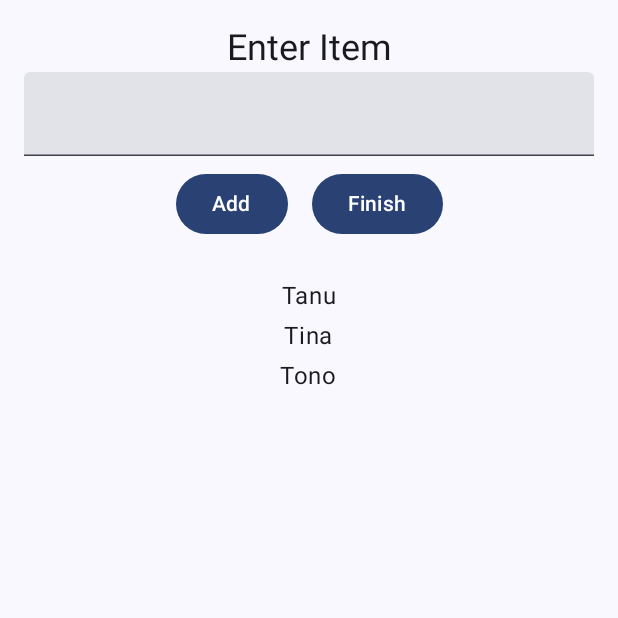
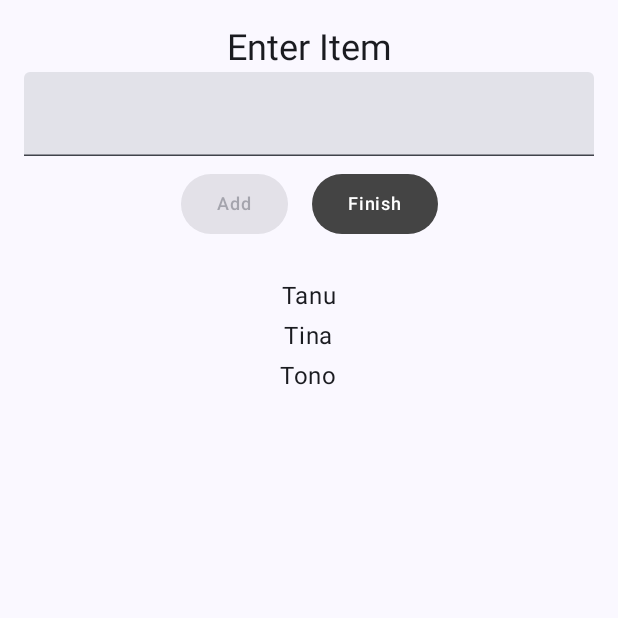
Before and after one commit to felixoctanielte/LAB_WEEK_09, an Android app built with Jetpack Compose: the screen it shows after launch (MainActivity), on a phone screen of 412 x 824 dp, the top half of it. Run offline under Robolectric (Android 15) with nearby library versions, the phone set to English and light mode, and no system bars.

Commit message:
tugas done

```diff
--- a/app/src/main/java/com/example/lab_week_09/MainActivity.kt
+++ b/app/src/main/java/com/example/lab_week_09/MainActivity.kt
@@ -10,7 +10,6 @@ import androidx.compose.material3.*
 import androidx.compose.runtime.*
 import androidx.compose.ui.Alignment
 import androidx.compose.ui.Modifier
-import androidx.compose.ui.res.stringResource
 import androidx.compose.foundation.text.KeyboardOptions
 import androidx.compose.ui.text.input.KeyboardType
 import androidx.compose.ui.tooling.preview.Preview
@@ -19,23 +18,16 @@ import androidx.navigation.NavType
 import androidx.navigation.compose.*
 import com.example.lab_week_09.ui.theme.LAB_WEEK_09Theme
 import androidx.compose.runtime.snapshots.SnapshotStateList
-import androidx.navigation.compose.NavHost
-import androidx.navigation.compose.composable
-import androidx.navigation.compose.rememberNavController
 import androidx.navigation.NavHostController
+import androidx.navigation.navArgument
+import androidx.compose.ui.graphics.Color
 
-import androidx.navigation.navArgument
 
-// --------------------------------------------------------
-// DATA MODEL
-// --------------------------------------------------------
 data class Student(
     var name: String
 )
 
-// --------------------------------------------------------
-// MAIN ACTIVITY
-// --------------------------------------------------------
+
 class MainActivity : ComponentActivity() {
     override fun onCreate(savedInstanceState: Bundle?) {
         super.onCreate(savedInstanceState)
@@ -53,9 +45,7 @@ class MainActivity : ComponentActivity() {
     }
 }
 
-// --------------------------------------------------------
-// APP ROOT + NAVIGATION HOST
-// --------------------------------------------------------
+
 @Composable
 fun App(navController: NavHostController) {
 
@@ -66,24 +56,23 @@ fun App(navController: NavHostController) {
 
         composable("home") {
             Home { listAsString ->
-                navController.navigate("resultContent/?listData=$listAsString")
+                navController.navigate("resultContent?listData=$listAsString")
             }
         }
 
         composable(
-            "resultContent/?listData={listData}",
+            "resultContent?listData={listData}",
             arguments = listOf(navArgument("listData") {
+                defaultValue = ""
                 type = NavType.StringType
             })
-        ) {
-            ResultContent(it.arguments?.getString("listData").orEmpty())
+        ) { entry ->
+            ResultContent(entry.arguments?.getString("listData").orEmpty())
         }
     }
 }
 
-// --------------------------------------------------------
-// HOME (PARENT COMPOSABLE)
-// --------------------------------------------------------
+
 @Composable
 fun Home(
     navigateFromHomeToResult: (String) -> Unit
@@ -100,26 +89,22 @@ fun Home(
     var inputField by remember { mutableStateOf(Student("")) }
 
     HomeContent(
-        listData = listData,
-        inputField = inputField,
-        onInputValueChange = { input ->
-            inputField = inputField.copy(name = input)
-        },
-        onButtonClick = {
+        listData,
+        inputField,
+        { input -> inputField = inputField.copy(name = input) },
+        {
             if (inputField.name.isNotBlank()) {
                 listData.add(inputField)
                 inputField = Student("")
             }
+
         },
-        navigateFromHomeToResult = {
-            navigateFromHomeToResult(listData.toList().toString())
-        }
+        { navigateFromHomeToResult(listData.toList().toString()) }
     )
+
 }
 
-// --------------------------------------------------------
-// HOME CONTENT (CHILD COMPOSABLE)
-// --------------------------------------------------------
+
 @Composable
 fun HomeContent(
     listData: SnapshotStateList<Student>,
@@ -149,9 +134,13 @@ fun HomeContent(
                 )
 
                 Row {
-                    PrimaryTextButton(text = "Add") {
+                    PrimaryTextButton(
+                        text = "Add",
+                        enabled = inputField.name.isNotBlank()
+                    ) {
                         onButtonClick()
                     }
+
                     PrimaryTextButton(text = "Finish") {
                         navigateFromHomeToResult()
                     }
@@ -172,9 +161,7 @@ fun HomeContent(
     }
 }
 
-// --------------------------------------------------------
-// RESULT CONTENT
-// --------------------------------------------------------
+
 @Composable
 fun ResultContent(listData: String) {
     Column(
@@ -187,9 +174,7 @@ fun ResultContent(listData: String) {
     }
 }
 
-// --------------------------------------------------------
-// CUSTOM UI COMPONENTS
-// --------------------------------------------------------
+
 @Composable
 fun OnBackgroundTitleText(text: String) {
     Text(
@@ -209,20 +194,22 @@ fun OnBackgroundItemText(text: String) {
 }
 
 @Composable
-fun PrimaryTextButton(
-    text: String,
-    onClick: () -> Unit
-) {
+fun PrimaryTextButton(text: String, enabled: Boolean = true, onClick: () -> Unit) {
     Button(
         onClick = onClick,
-        modifier = Modifier.padding(8.dp)
+        enabled = enabled,
+        modifier = Modifier.padding(8.dp),
+        colors = ButtonDefaults.buttonColors(
+            containerColor = Color.DarkGray,
+            contentColor = Color.White
+        )
     ) {
-        Text(text)
+        Text(text = text, style = MaterialTheme.typography.labelMedium)
     }
 }
 
 @Preview(showBackground = true)
 @Composable
 fun PreviewHome() {
-    Home {}
+    Home { _ -> }
 }
```
